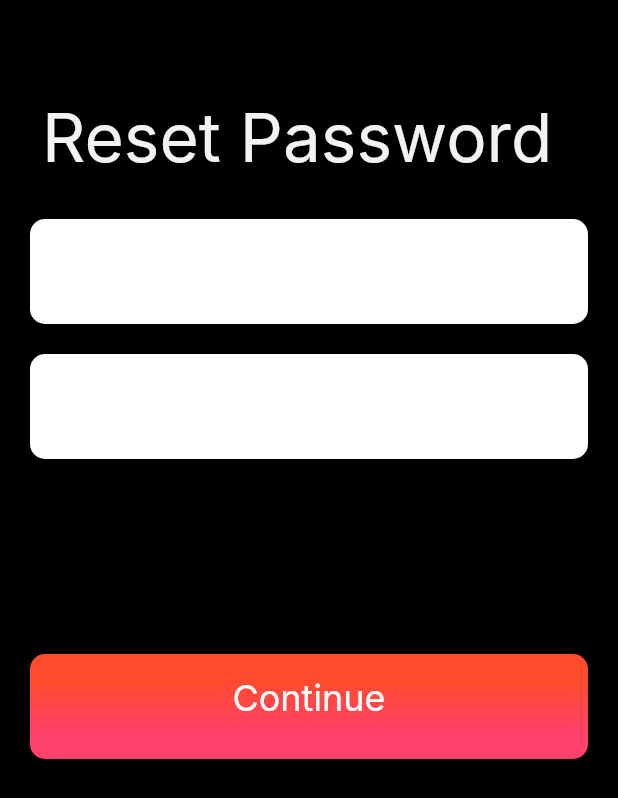
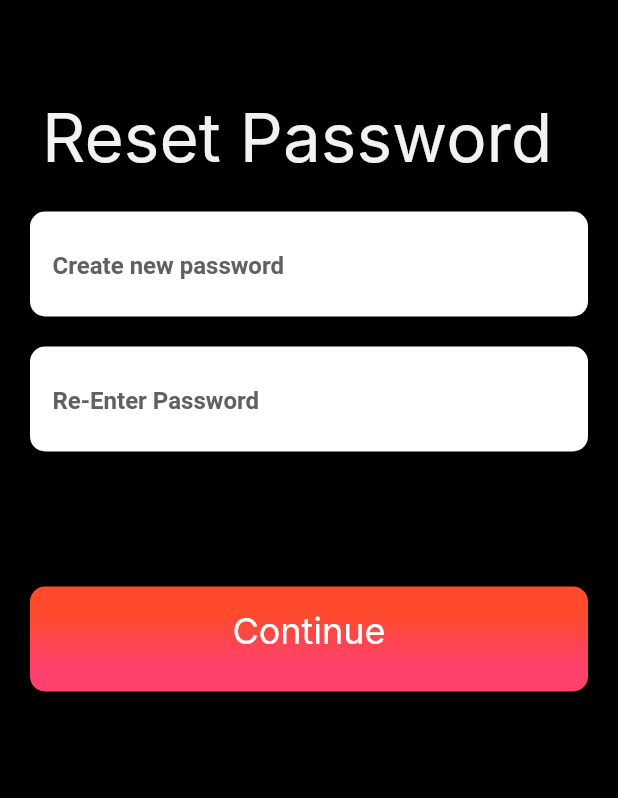
Before and after one commit to kritikagupta0007/Vipani, a Flutter app: the ChangePassword screen opened directly, on a phone screen of 412 x 824 dp. Shown: the top 798 px of the screen. Run offline on Flutter 3.47's test engine with Material 2 defaults, Android fonts, the phone set to English and light mode, and no system bars; our stand-ins replace file_picker, font_awesome_flutter, marquee, pin_code_text_field, responsive_builder, video_player; network calls fail; Roboto replaces fonts that are missing (Inter).

Commit message:
Stack to Column

```diff
--- a/lib/features/presentation/pages/changepassword.dart
+++ b/lib/features/presentation/pages/changepassword.dart
@@ -17,11 +17,13 @@ class _ChangePasswordState extends State<ChangePassword> {
     return Scaffold(
       backgroundColor: Colors.black,
       appBar: AppBar(backgroundColor: Colors.black),
-      body: Stack(
+      body: Column(
+        crossAxisAlignment: CrossAxisAlignment.start,
         children: [
           HeadTextWidget(title: "Reset Password"),
           _newpassword(),
           _reEnterPassword(),
+          SizedBox(height: 40),
           ButtonWidget(
               text: "Continue",
               onTap: () {
@@ -35,7 +37,7 @@ class _ChangePasswordState extends State<ChangePassword> {
 
   Widget _newpassword() {
     return Padding(
-        padding: EdgeInsets.fromLTRB(20, 90, 20, 0),
+        padding: EdgeInsets.fromLTRB(20, 20, 20, 0),
         child: Container(
           width: 600,
           height: 70,
@@ -47,6 +49,10 @@ class _ChangePasswordState extends State<ChangePassword> {
             child: TextField(
               decoration: InputDecoration(
                 hintText: "Create new password",
+                hintStyle: TextStyle(
+                  color: Colors.grey[700],
+                  fontWeight: FontWeight.bold,
+                ),
                 border: InputBorder.none,
               ),
             ),
@@ -56,7 +62,7 @@ class _ChangePasswordState extends State<ChangePassword> {
 
   Widget _reEnterPassword() {
     return Padding(
-        padding: EdgeInsets.fromLTRB(20, 180, 20, 0),
+        padding: EdgeInsets.fromLTRB(20, 20, 20, 0),
         child: Container(
           width: 600,
           height: 70,
@@ -68,6 +74,10 @@ class _ChangePasswordState extends State<ChangePassword> {
             child: TextField(
               decoration: InputDecoration(
                 hintText: "Re-Enter Password",
+                hintStyle: TextStyle(
+                  color: Colors.grey[700],
+                  fontWeight: FontWeight.bold,
+                ),
                 border: InputBorder.none,
               ),
             ),
--- a/lib/features/presentation/pages/flow.dart
+++ b/lib/features/presentation/pages/flow.dart
@@ -85,7 +85,6 @@ class _FlowPageState extends State<FlowPage> {
       child: Container(
           width: 320,
           height: 64,
-
           decoration: BoxDecoration(
             border: Border.all(
               color: Color.fromRGBO(255, 75, 43, 1),
--- a/lib/features/presentation/pages/home_page.dart
+++ b/lib/features/presentation/pages/home_page.dart
@@ -30,7 +30,8 @@ class _HomePageState extends State<HomePage>
 
   @override
   void initState() {
-    _videoPlayerController = VideoPlayerController.asset('video/intro.mp4')
+    _videoPlayerController = VideoPlayerController.network(
+        'https://fluttervod-dev-output-aemgmnry.s3.us-east-2.amazonaws.com/for_documentation/for_documentation_1500.m3u8')
       ..initialize()
       ..setLooping(true)
       ..play().then((value) {
--- a/lib/features/presentation/pages/landing.dart
+++ b/lib/features/presentation/pages/landing.dart
@@ -50,7 +50,7 @@ class _LandingPageState extends State<LandingPage> {
           Padding(
             padding: const EdgeInsets.fromLTRB(44, 90, 0.8, 0),
             child: Text(
-              'Welcome to        Vipani',
+              'Welcome to \nVipani',
               textAlign: TextAlign.left,
               style: TextStyle(
                   color: Color.fromRGBO(255, 255, 255, 1),
@@ -92,6 +92,7 @@ class _LandingPageState extends State<LandingPage> {
   Widget _bottomText() {
     return Padding(
       padding: EdgeInsets.all(16),
+      child: SingleChildScrollView(
         child: Container(
           child: Text(
             'By continuing, you agree to Vipani Terms&Service and acknowledge you’ve read our Privacy policy',
@@ -101,6 +102,7 @@ class _LandingPageState extends State<LandingPage> {
                 fontFamily: 'Inter',
                 fontSize: 15,
                 height: 1.3),
+          ),
         ),
       ),
     );
--- a/lib/features/presentation/pages/loginemail.dart
+++ b/lib/features/presentation/pages/loginemail.dart
@@ -18,10 +18,11 @@ class _GmailLoginState extends State<GmailLogin> {
     return Scaffold(
       backgroundColor: Colors.black,
       appBar: AppBar(backgroundColor: Colors.black),
-      body: Stack(
+      body: Column(
         children: [
           HeadTextWidget(title: "Log in or sign up to Vipani"),
           EmailWidget(),
+          SizedBox(height: 90),
           ButtonWidget(
               text: "Continue",
               onTap: () {
--- a/lib/features/presentation/pages/logingoogle.dart
+++ b/lib/features/presentation/pages/logingoogle.dart
@@ -18,10 +18,11 @@ class _LoginGoogleState extends State<LoginGoogle> {
     return Scaffold(
       backgroundColor: Colors.black,
       appBar: AppBar(backgroundColor: Colors.black),
-      body: Stack(
-        children: [
+      body: Column(
+        children: <Widget>[
           HeadTextWidget(title: "Log in or sign up to Vipani"),
           EmailWidget(),
+          SizedBox(height: 90),
           ButtonWidget(
               text: "Continue",
               onTap: () {
--- a/lib/features/presentation/pages/namepage.dart
+++ b/lib/features/presentation/pages/namepage.dart
@@ -18,10 +18,12 @@ class _NamePageState extends State<NamePage> {
     return Scaffold(
       backgroundColor: Colors.black,
       appBar: AppBar(backgroundColor: Colors.black),
-      body: Stack(
+      body: Column(
+        crossAxisAlignment: CrossAxisAlignment.start,
         children: [
           HeadTextWidget(title: "Whats your Name"),
           NameWidget(),
+          SizedBox(height: 90),
           ButtonWidget(
               text: "Continue",
               onTap: () {
--- a/lib/features/presentation/pages/passwordpage.dart
+++ b/lib/features/presentation/pages/passwordpage.dart
@@ -19,7 +19,7 @@ class _PasswordPageState extends State<PasswordPage> {
     return Scaffold(
       backgroundColor: Colors.black,
       appBar: AppBar(backgroundColor: Colors.black),
-      body: Stack(
+      body: Column(
         children: [
           HeadTextWidget(title: "Enter  your  Password"),
           PasswordWidget(),
@@ -37,7 +37,7 @@ class _PasswordPageState extends State<PasswordPage> {
 
   Widget _forgotPassword() {
     return Padding(
-      padding: EdgeInsets.fromLTRB(140, 320, 20, 0),
+      padding: EdgeInsets.fromLTRB(20, 60, 20, 0),
       child: InkWell(
         onTap: () => Navigator.pushNamed(context, PageConst.resetPassword),
         child: Text(
--- a/lib/features/presentation/pages/signinwithnumber.dart
+++ b/lib/features/presentation/pages/signinwithnumber.dart
@@ -18,7 +18,7 @@ class _MobileSignInState extends State<MobileSignIn> {
     return Scaffold(
       backgroundColor: Colors.black,
       appBar: AppBar(backgroundColor: Colors.black),
-      body: Stack(
+      body: Column(
         children: [
           HeadTextWidget(title: "Log in or sign up to Vipani"),
           CountryWidget(),
--- a/lib/features/presentation/widgets/button.dart
+++ b/lib/features/presentation/widgets/button.dart
@@ -9,7 +9,7 @@ class ButtonWidget extends StatelessWidget {
   @override
   Widget build(BuildContext context) {
     return Padding(
-      padding: EdgeInsets.fromLTRB(20, 380, 20, 0),
+      padding: EdgeInsets.fromLTRB(20, 50, 20, 0),
       child: InkWell(
         onTap: onTap,
         child: Container(
--- a/pubspec.yaml
+++ b/pubspec.yaml
@@ -38,6 +38,7 @@ dependencies:
   font_awesome_flutter:
   responsive_builder:
   video_player:
+  http: ^0.13.4
   marquee:
   camera:
   carousel_slider:
```
Also changed, not shown: lib/features/presentation/pages/add_video_page.dart (+28 -1 lines), lib/features/presentation/pages/addinfoemail.dart (+9 -3 lines), lib/features/presentation/pages/resetpassword.dart (+9 -3 lines), lib/features/presentation/pages/verifynumber.dart (+18 -3 lines), lib/features/presentation/widgets/textfield.dart (+17 -8 lines), assets/profile3.jpeg (added), pubspec.lock. Lines whose indentation alone changed are shown as unchanged.
